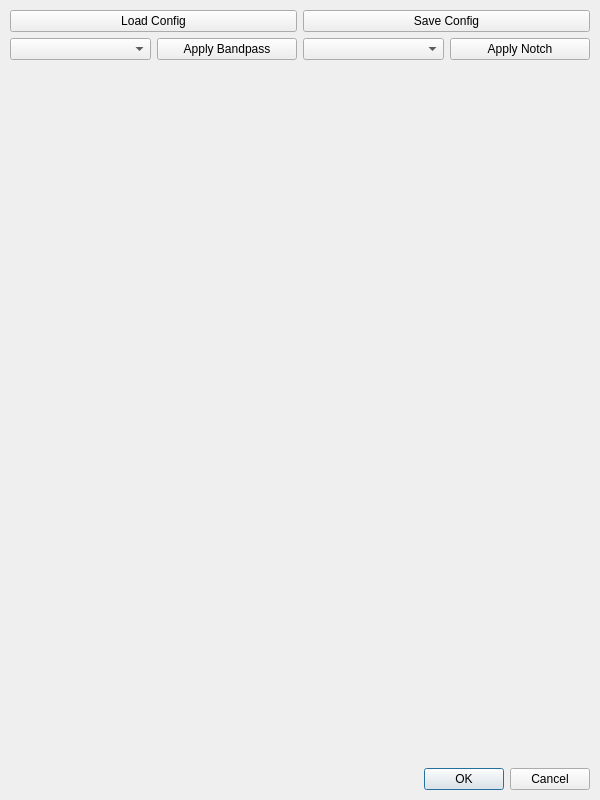
The window that Apps/g.Tec/g.NEEDaccess/src/gUSB_dlg.ui (sccn/lsl_archived) describes before a commit, drawn with Qt 5.
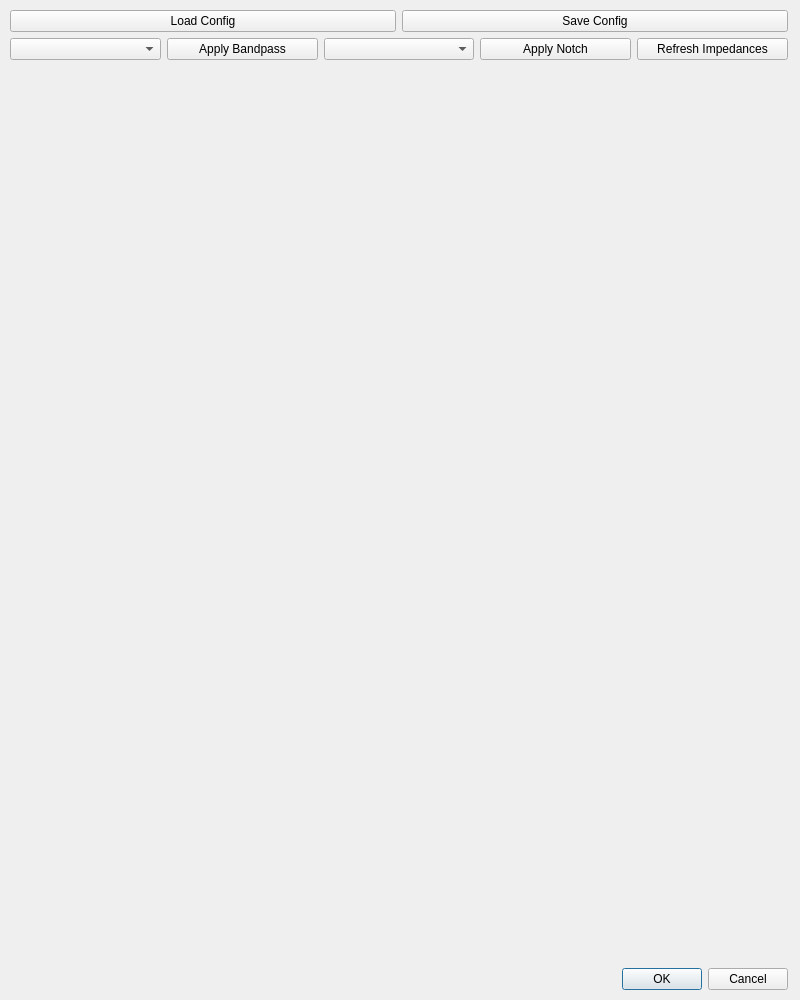
The same window after the commit.

The edit to the form file:
```diff
--- a/Apps/g.Tec/g.NEEDaccess/src/gUSB_dlg.ui
+++ b/Apps/g.Tec/g.NEEDaccess/src/gUSB_dlg.ui
@@ -9,8 +9,8 @@
    <rect>
     <x>0</x>
     <y>0</y>
-    <width>600</width>
-    <height>800</height>
+    <width>800</width>
+    <height>1000</height>
    </rect>
   </property>
   <property name="windowTitle">
@@ -21,8 +21,8 @@
     <rect>
      <x>5</x>
      <y>5</y>
-     <width>590</width>
-     <height>790</height>
+     <width>788</width>
+     <height>990</height>
     </rect>
    </property>
    <layout class="QVBoxLayout" name="verticalLayout" stretch="0,0,1,1">
@@ -78,6 +78,13 @@
         </property>
        </widget>
       </item>
+      <item>
+       <widget class="QPushButton" name="impedance_pushButton">
+        <property name="text">
+         <string>Refresh Impedances</string>
+        </property>
+       </widget>
+      </item>
      </layout>
     </item>
     <item>
```
